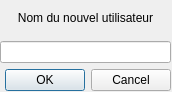
Qt form adduser.ui (Karvyz/WorkView) before a commit.
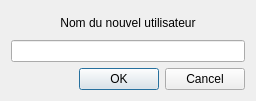
The same form after that commit.

The edit to the form file:
```diff
--- a/adduser.ui
+++ b/adduser.ui
@@ -6,23 +6,14 @@
    <rect>
     <x>0</x>
     <y>0</y>
-    <width>172</width>
-    <height>92</height>
+    <width>256</width>
+    <height>101</height>
    </rect>
   </property>
   <property name="windowTitle">
    <string>Dialog</string>
   </property>
-  <widget class="QWidget" name="">
-   <property name="geometry">
-    <rect>
-     <x>0</x>
-     <y>0</y>
-     <width>171</width>
-     <height>91</height>
-    </rect>
-   </property>
-   <layout class="QVBoxLayout" name="verticalLayout">
+  <layout class="QVBoxLayout" name="verticalLayout_2">
     <item>
      <widget class="QLabel" name="label">
       <property name="text">
@@ -47,7 +38,6 @@
      </widget>
     </item>
    </layout>
-  </widget>
  </widget>
  <resources/>
  <connections>
```
Left out of the diff: 2 changed lines with no effect on the pictures. Lines whose indentation alone changed are shown as unchanged.
